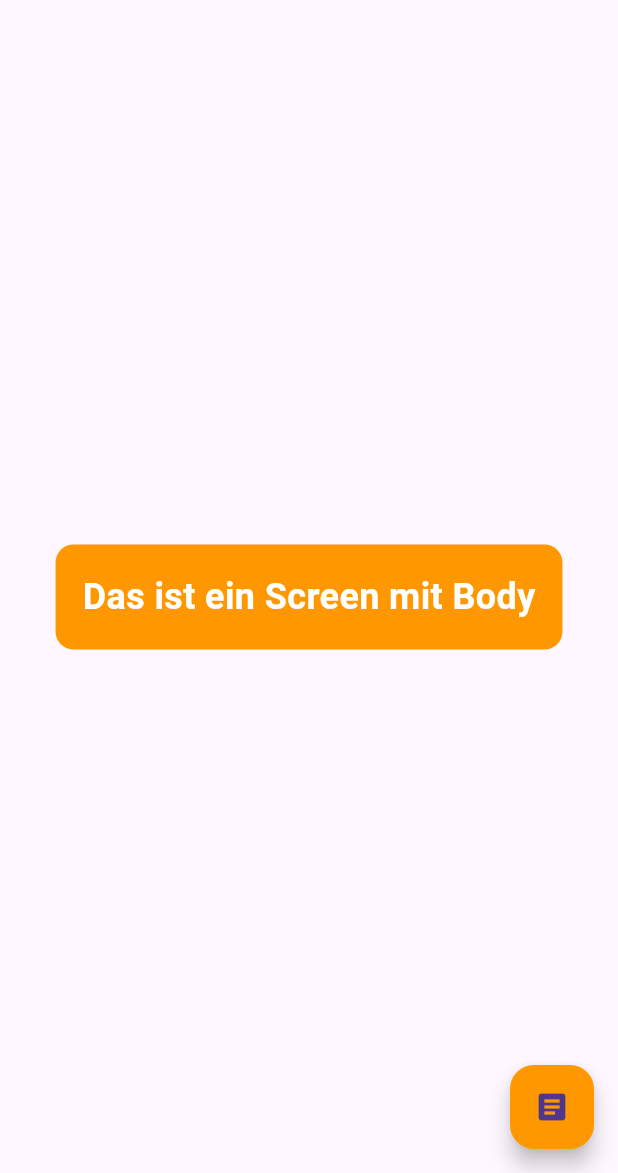
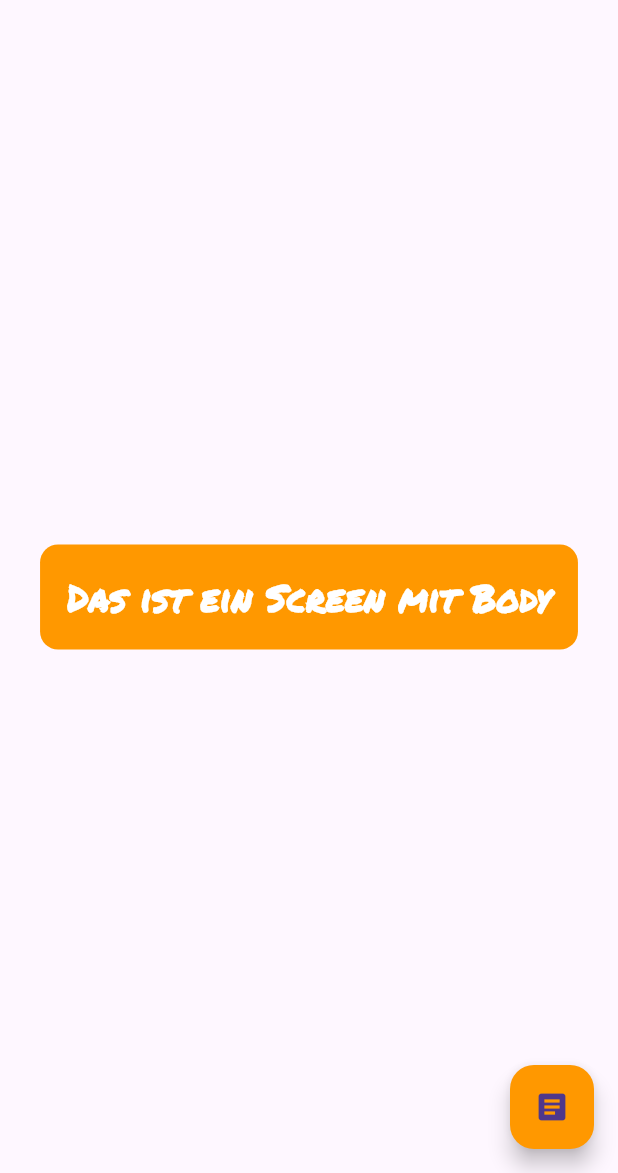
Before and after one commit to RaxoTheOne/widgets1, a Flutter app: the screen it shows after launch, on a phone screen of 412 x 824 dp, the part 63-1236 px from its top. Run offline on Flutter 3.47's test engine with Material 3 defaults, Android fonts, the phone set to English and light mode, and no system bars.

Commit message:
font: PermanentMarker added and put in the Container In text

```diff
--- a/lib/main.dart
+++ b/lib/main.dart
@@ -10,6 +10,7 @@ class MainApp extends StatelessWidget {
   @override
   Widget build(BuildContext context) {
     return const MaterialApp(
+      debugShowCheckedModeBanner: false,
       home: FABScreen(),
     );
   }
@@ -60,7 +61,7 @@ class BodyScreen extends StatelessWidget {
           color: Colors.orange,
         ),
       ),
-      body: Center(
+      body: const Center(
         child: TextBox(),
       ),
     );
@@ -77,10 +78,10 @@ class TextBox extends StatelessWidget {
       margin: const EdgeInsets.all(18.0),
       decoration: BoxDecoration(
           color: Colors.orange, borderRadius: BorderRadius.circular(12.0)),
-      child: Text(
+      child: const Text(
         "Das ist ein Screen mit Body",
         style: TextStyle(
-            color: Colors.white, fontSize: 24, fontWeight: FontWeight.bold),
+            color: Colors.white, fontSize: 24, fontWeight: FontWeight.bold, fontFamily: 'PermanentMarker'),
       ),
     );
   }
@@ -101,7 +102,7 @@ class FABScreen extends StatelessWidget {
           color: Colors.orange,
         ),
       ),
-      body: Center(
+      body: const Center(
         child: TextBox(),
       ),
       floatingActionButton: FloatingActionButton(
```
Also changed, not shown: pubspec.yaml (+8 -1 lines), assets/fonts/PermanentMarker-Regular.ttf (added), assets/fonts/Rubik-Black.ttf (added), assets/fonts/Rubik-BlackItalic.ttf (added), assets/fonts/Rubik-Bold.ttf (added), assets/fonts/Rubik-BoldItalic.ttf (added), assets/fonts/Rubik-ExtraBold.ttf (added), assets/fonts/Rubik-ExtraBoldItalic.ttf (added), assets/fonts/Rubik-Italic.ttf (added), assets/fonts/Rubik-Light.ttf (added), assets/fonts/Rubik-LightItalic.ttf (added), assets/fonts/Rubik-Medium.ttf (added), assets/fonts/Rubik-MediumItalic.ttf (added), assets/fonts/Rubik-Regular.ttf (added), 3 more files, 1 other file.
